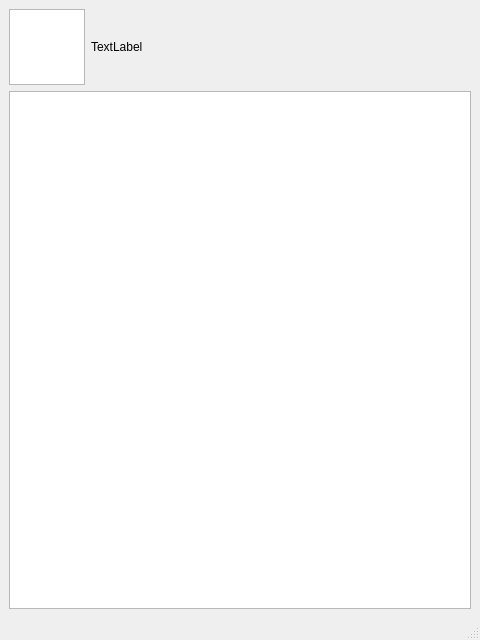
sharpevo/identpattern, file main.ui: the form before one commit.
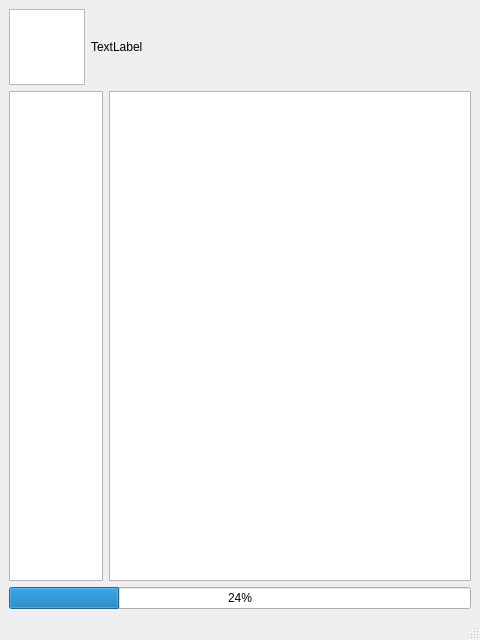
The form after the commit.

```diff
--- a/main.ui
+++ b/main.ui
@@ -2,6 +2,9 @@
 <ui version="4.0">
  <class>MainWindow</class>
  <widget class="QMainWindow" name="MainWindow">
+  <property name="enabled">
+   <bool>true</bool>
+  </property>
   <property name="geometry">
    <rect>
     <x>0</x>
@@ -55,6 +58,63 @@
      </layout>
     </item>
     <item>
+     <layout class="QHBoxLayout" name="canvas_layout">
+      <item>
+       <widget class="QTableWidget" name="tb_collection">
+        <property name="sizePolicy">
+         <sizepolicy hsizetype="Maximum" vsizetype="Expanding">
+          <horstretch>0</horstretch>
+          <verstretch>0</verstretch>
+         </sizepolicy>
+        </property>
+        <property name="minimumSize">
+         <size>
+          <width>76</width>
+          <height>0</height>
+         </size>
+        </property>
+        <property name="maximumSize">
+         <size>
+          <width>94</width>
+          <height>16777215</height>
+         </size>
+        </property>
+        <property name="baseSize">
+         <size>
+          <width>0</width>
+          <height>0</height>
+         </size>
+        </property>
+        <property name="focusPolicy">
+         <enum>Qt::NoFocus</enum>
+        </property>
+        <property name="iconSize">
+         <size>
+          <width>76</width>
+          <height>76</height>
+         </size>
+        </property>
+        <attribute name="horizontalHeaderVisible">
+         <bool>false</bool>
+        </attribute>
+        <attribute name="horizontalHeaderDefaultSectionSize">
+         <number>76</number>
+        </attribute>
+        <attribute name="horizontalHeaderMinimumSectionSize">
+         <number>76</number>
+        </attribute>
+        <attribute name="verticalHeaderVisible">
+         <bool>false</bool>
+        </attribute>
+        <attribute name="verticalHeaderDefaultSectionSize">
+         <number>76</number>
+        </attribute>
+        <attribute name="verticalHeaderMinimumSectionSize">
+         <number>76</number>
+        </attribute>
+       </widget>
+      </item>
+      <item>
      <widget class="QGraphicsView" name="gv_canvas">
       <property name="sizePolicy">
        <sizepolicy hsizetype="Expanding" vsizetype="Expanding">
@@ -67,6 +127,18 @@
       </property>
       <property name="resizeAnchor">
        <enum>QGraphicsView::AnchorViewCenter</enum>
+        </property>
+       </widget>
+      </item>
+     </layout>
+    </item>
+    <item>
+     <widget class="QProgressBar" name="probar">
+      <property name="value">
+       <number>24</number>
+      </property>
+      <property name="format">
+       <string>%p%</string>
       </property>
      </widget>
     </item>
```
Left out of the diff: 2 changed lines with no effect on the pictures. Lines whose indentation alone changed are shown as unchanged.
